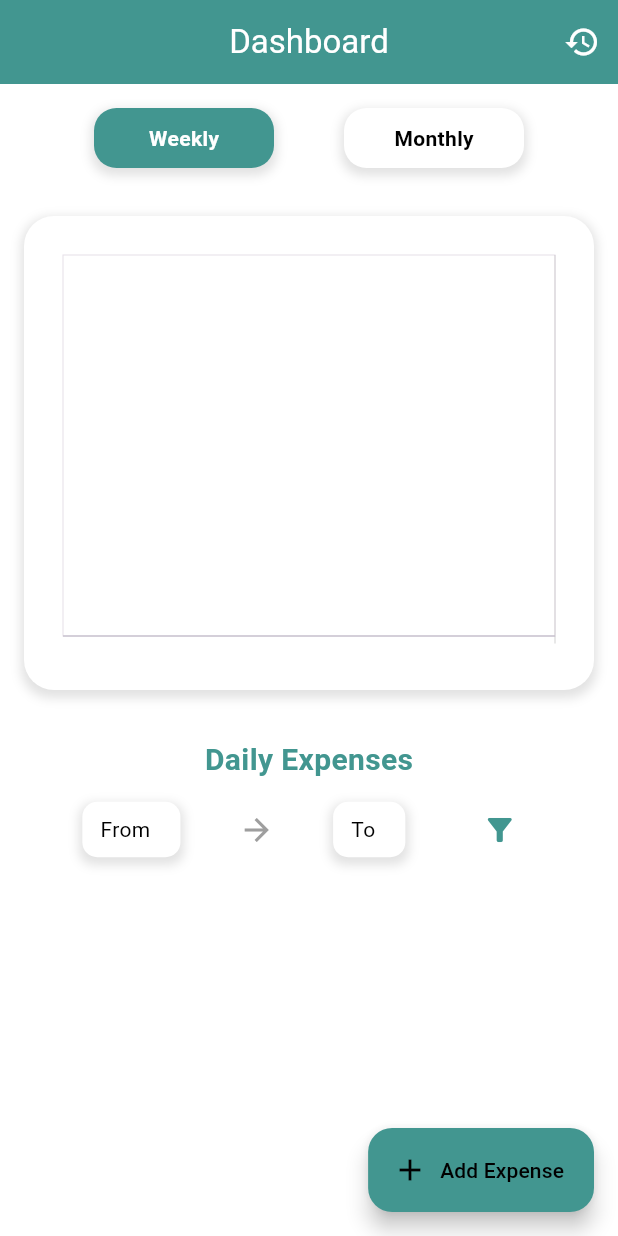
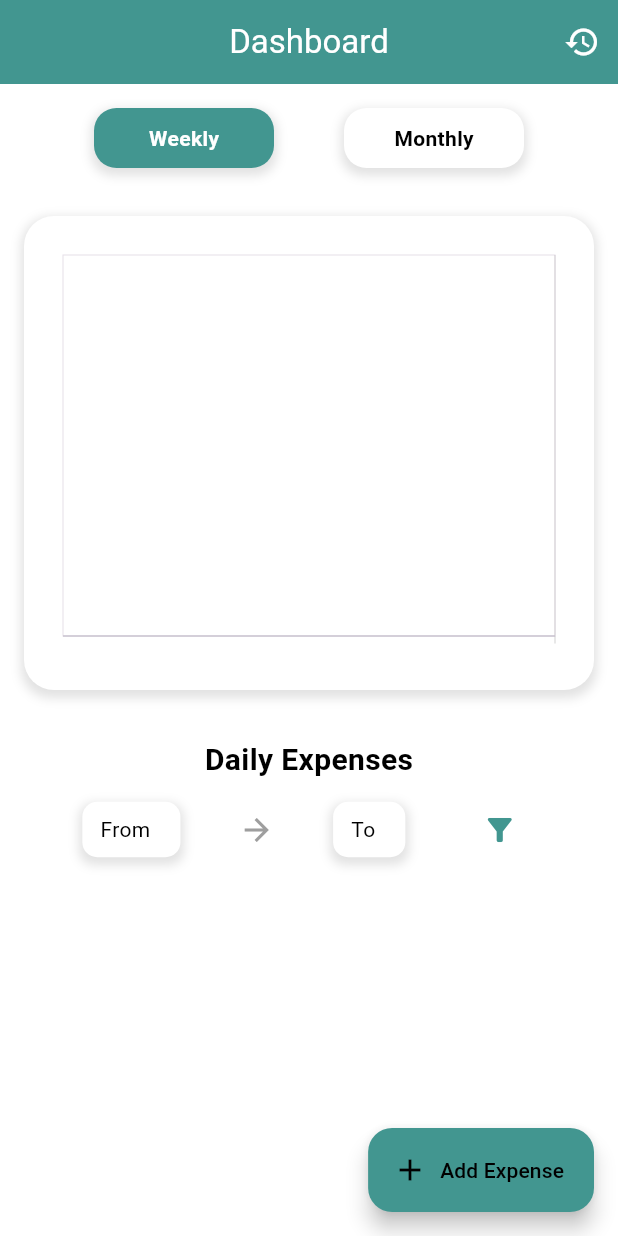
Before and after one commit to Jash-Mehta/expense_manager, a Flutter app: the screen it shows after launch, on a phone screen of 412 x 824 dp. Run offline on Flutter 3.47's test engine with Material 3 defaults, Android fonts, the phone set to English and light mode, and no system bars; our stand-ins replace flutter_local_notifications, get, sqflite, syncfusion_flutter_charts; accounts and stored records are empty.

Commit message:
Dashboard: Updated

```diff
--- a/lib/view/dashboard.dart
+++ b/lib/view/dashboard.dart
@@ -212,7 +212,7 @@ class _DashboardState extends State<Dashboard> {
           child: Text(
             "Daily Expenses",
             style: TextStyle(
-              color: Theme.of(context).primaryColor,
+              color: Theme.of(context).hintColor,
               fontSize: 20.0,
               fontWeight: FontWeight.bold,
             ),
```
